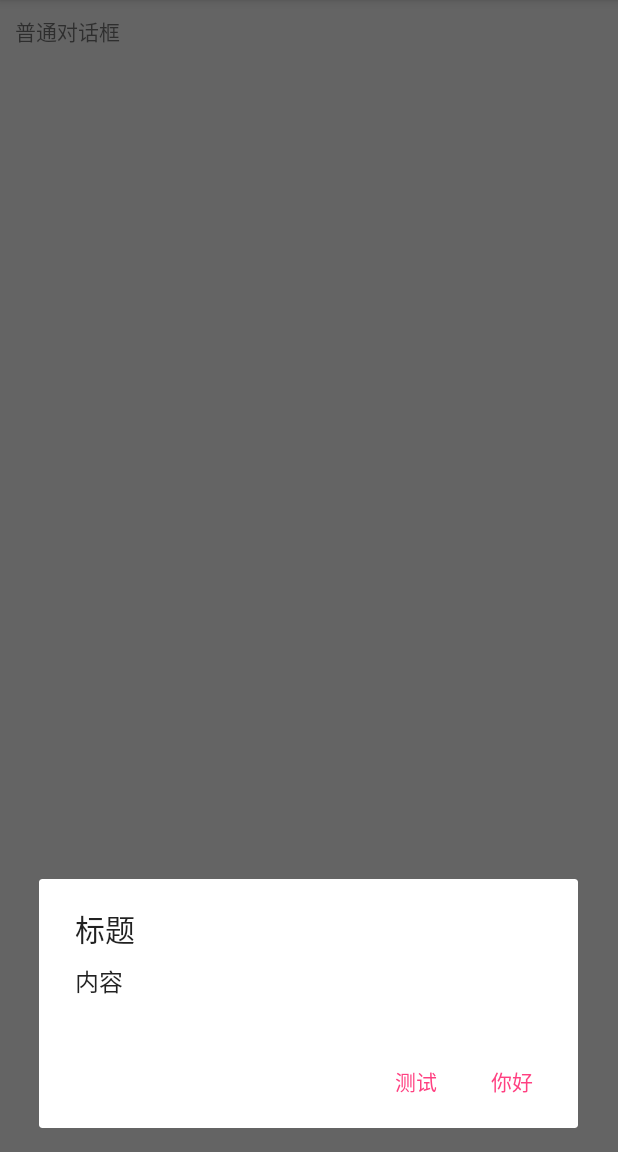
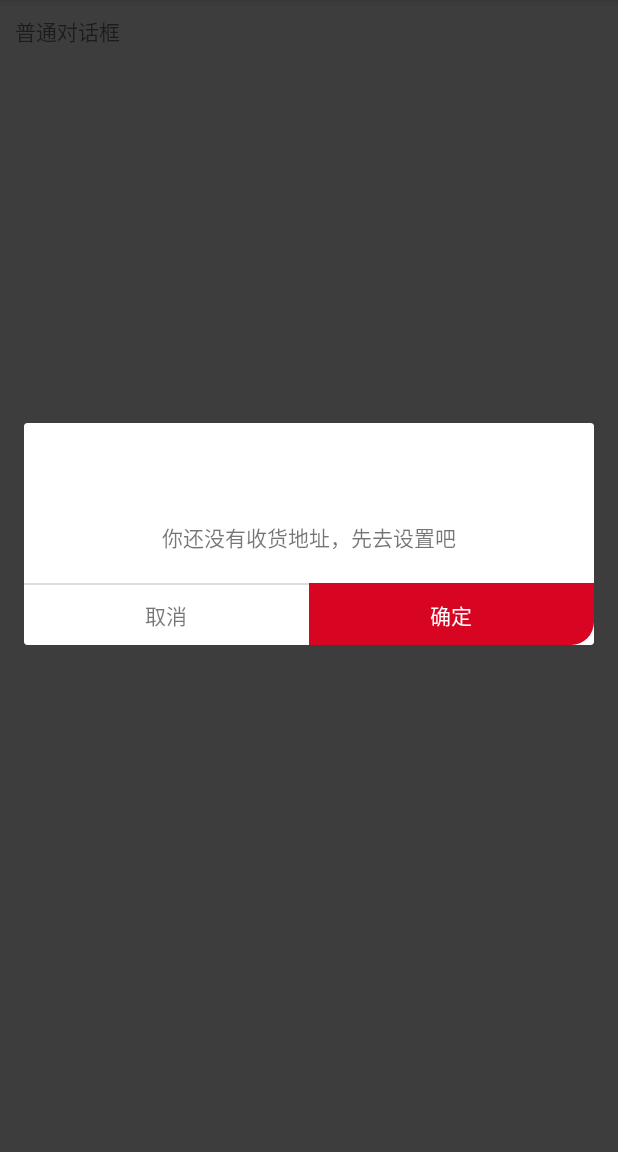
Before and after one commit to guixin567/DialogUtil, an Android app: the screen it shows after launch (MainActivity), after a tap on "普通对话框", on a phone screen of 412 x 824 dp, the part 84-1236 px from its top. Run offline under Robolectric (Android 15) with nearby library versions, the phone set to English and light mode, and no system bars.

Commit message:
对话框封装

```diff
--- a/app/src/main/java/com/example/ldachu/dialogutil/MainActivity.java
+++ b/app/src/main/java/com/example/ldachu/dialogutil/MainActivity.java
@@ -8,7 +8,7 @@ import android.widget.TextView;
 import android.widget.Toast;
 
 import com.example.ldachu.dialogutil.dialog.CommonDialog;
-import com.example.ldachu.dialogutil.dialog.EditDialog;
+import com.example.ldachu.dialogutil.dialog.CustomeDialog;
 
 public class MainActivity extends AppCompatActivity implements View.OnClickListener {
 
@@ -31,31 +31,33 @@ public class MainActivity extends AppCompatActivity implements View.OnClickListe
     public void onClick(View v) {
         switch (v.getId()) {
             case R.id.tv_common:
-                initCommon();
+                initEdit();
                 break;
         }
     }
 
     private void initEdit() {
-        EditDialog editDialog = new EditDialog();
-        editDialog.show(getSupportFragmentManager(),"Edit");
+     new CustomeDialog().show(getSupportFragmentManager(),"test");
     }
 
     private void initCommon() {
-        CommonDialog commonDialog = new CommonDialog();
 
-        commonDialog.getConfirmDialog("标题","内容 ","你好","测试",new CommonDialog.OnDialogListener(){
-            @Override
-            public void onPositive() {
-                Toast.makeText(MainActivity.this, "米亚", Toast.LENGTH_SHORT).show();
-            }
+        CommonDialog show = new CommonDialog()
+                .setTitle("标题你懂的")
+                .setMessage("设置内容设置内容设置内容")
+                .setGravity(Gravity.CENTER)
+                .setDimAmount(0.3f)
+                .addDialogListener(new CommonDialog.OnDialogListener() {
+                    @Override
+                    public void onPositive() {
+                        Toast.makeText(MainActivity.this, "确定", Toast.LENGTH_SHORT).show();
+                    }
+                })
+                .setOutCancel(false)
+                .setPositive("确定")
+                .setNegative("取消")
+                .show(getSupportFragmentManager());
 
-        });
-        commonDialog.show(getSupportFragmentManager(),"CommonDialog");
-
-        commonDialog.setPercent(1);
-        commonDialog.setGravity(Gravity.BOTTOM);
-        commonDialog.setDimAmount(0);
 
 
     }
--- /dev/null
+++ b/app/src/main/java/com/example/ldachu/dialogutil/dialog/CustomeDialog.java
@@ -0,0 +1,32 @@
+package com.example.ldachu.dialogutil.dialog;
+
+import android.os.Bundle;
+import android.support.annotation.Nullable;
+import android.support.v7.app.AppCompatDialogFragment;
+import android.view.LayoutInflater;
+import android.view.View;
+import android.view.ViewGroup;
+
+import com.example.ldachu.dialogutil.R;
+
+/**
+ * @author zxKueen on 2018-01-10 12:12
+ *         Email: 4994766@qq.com
+ */
+
+public class CustomeDialog extends AppCompatDialogFragment {
+    @Override
+    public void onCreate(@Nullable Bundle savedInstanceState) {
+        super.onCreate(savedInstanceState);
+
+    }
+
+    @Nullable
+    @Override
+    public View onCreateView(LayoutInflater inflater, @Nullable ViewGroup container, @Nullable Bundle savedInstanceState) {
+
+        View view = inflater.inflate(R.layout.dialog_custome, container);
+        return view;
+
+    }
+}
--- /dev/null
+++ b/app/src/main/res/drawable/shape_cor5_bottomleft_fff.xml
@@ -0,0 +1,5 @@
+<?xml version="1.0" encoding="utf-8"?>
+<shape xmlns:android="http://schemas.android.com/apk/res/android">
+    <corners android:bottomLeftRadius="5dp"/>
+    <solid android:color="#fff"/>
+</shape>
--- /dev/null
+++ b/app/src/main/res/drawable/shape_cor5_d70522.xml
@@ -0,0 +1,5 @@
+<?xml version="1.0" encoding="utf-8"?>
+<shape xmlns:android="http://schemas.android.com/apk/res/android">
+    <corners android:bottomRightRadius="15dp"/>
+    <solid android:color="#d70522"/>
+</shape>
--- /dev/null
+++ b/app/src/main/res/drawable/shape_cor5_fff.xml
@@ -0,0 +1,5 @@
+<?xml version="1.0" encoding="utf-8"?>
+<shape xmlns:android="http://schemas.android.com/apk/res/android">
+    <corners android:radius="15dp"/>
+    <solid android:color="#fff"/>
+</shape>
--- a/app/src/main/res/layout/activity_main.xml
+++ b/app/src/main/res/layout/activity_main.xml
@@ -5,6 +5,7 @@
     xmlns:tools="http://schemas.android.com/tools"
     android:layout_width="match_parent"
     android:layout_height="match_parent"
+    android:background="#999"
     tools:context="com.example.ldachu.dialogutil.MainActivity">
 
     <TextView
--- /dev/null
+++ b/app/src/main/res/layout/dialog_custome.xml
@@ -0,0 +1,74 @@
+<?xml version="1.0" encoding="utf-8"?>
+<android.support.constraint.ConstraintLayout
+    xmlns:android="http://schemas.android.com/apk/res/android"
+    xmlns:app="http://schemas.android.com/apk/res-auto"
+    android:background="#0000"
+    android:layout_width="match_parent"
+    android:layout_height="wrap_content"
+    >
+
+    <View
+        android:layout_width="match_parent"
+        android:layout_height="1dp"/>
+    <TextView
+        android:id="@+id/tv_message"
+        android:layout_width="wrap_content"
+        android:layout_height="wrap_content"
+        android:layout_margin="20dp"
+        android:text="你还没有收货地址，先去设置吧"
+        app:layout_constraintEnd_toEndOf="parent"
+        app:layout_constraintStart_toStartOf="parent"
+        app:layout_constraintTop_toTopOf="parent"
+        />
+
+    <android.support.constraint.Guideline
+        android:id="@+id/gl_v"
+        android:layout_width="wrap_content"
+        android:layout_height="wrap_content"
+        android:orientation="vertical"
+        app:layout_constraintGuide_percent="0.5"/>
+
+
+    <View
+        android:id="@+id/v_left"
+        android:layout_width="0dp"
+        android:layout_height="1dp"
+        android:layout_marginTop="20dp"
+        android:background="#ddd"
+        app:layout_constraintLeft_toLeftOf="parent"
+        app:layout_constraintRight_toLeftOf="@+id/gl_v"
+        app:layout_constraintTop_toBottomOf="@+id/tv_message"/>
+
+    <View
+        android:id="@+id/v_right"
+        android:layout_width="0dp"
+        android:layout_height="1dp"
+        android:layout_marginTop="20dp"
+        android:background="#d70522"
+        app:layout_constraintLeft_toRightOf="@+id/gl_v"
+        app:layout_constraintRight_toRightOf="parent"
+        app:layout_constraintTop_toBottomOf="@+id/tv_message"/>
+
+
+    <TextView
+        android:background="@drawable/shape_cor5_bottomleft_fff"
+        android:gravity="center"
+        android:layout_width="0dp"
+        android:layout_height="40dp"
+        android:text="取消"
+        app:layout_constraintLeft_toLeftOf="parent"
+        app:layout_constraintRight_toLeftOf="@+id/gl_v"
+        app:layout_constraintTop_toBottomOf="@+id/v_left"/>
+
+    <TextView
+        android:textColor="#fff"
+        android:gravity="center"
+        android:layout_width="0dp"
+        android:layout_height="40dp"
+        android:background="@drawable/shape_cor5_d70522"
+        android:text="确定"
+        app:layout_constraintLeft_toRightOf="@+id/gl_v"
+        app:layout_constraintRight_toRightOf="parent"
+        app:layout_constraintTop_toBottomOf="@+id/v_right"/>
+
+</android.support.constraint.ConstraintLayout>
--- a/app/src/main/res/values/styles.xml
+++ b/app/src/main/res/values/styles.xml
@@ -8,4 +8,6 @@
         <item name="colorAccent">@color/colorAccent</item>
     </style>
 
+
+
 </resources>
```
Also changed, not shown: app/src/main/java/com/example/ldachu/dialogutil/dialog/CommonDialog.java (+134 -22 lines).
